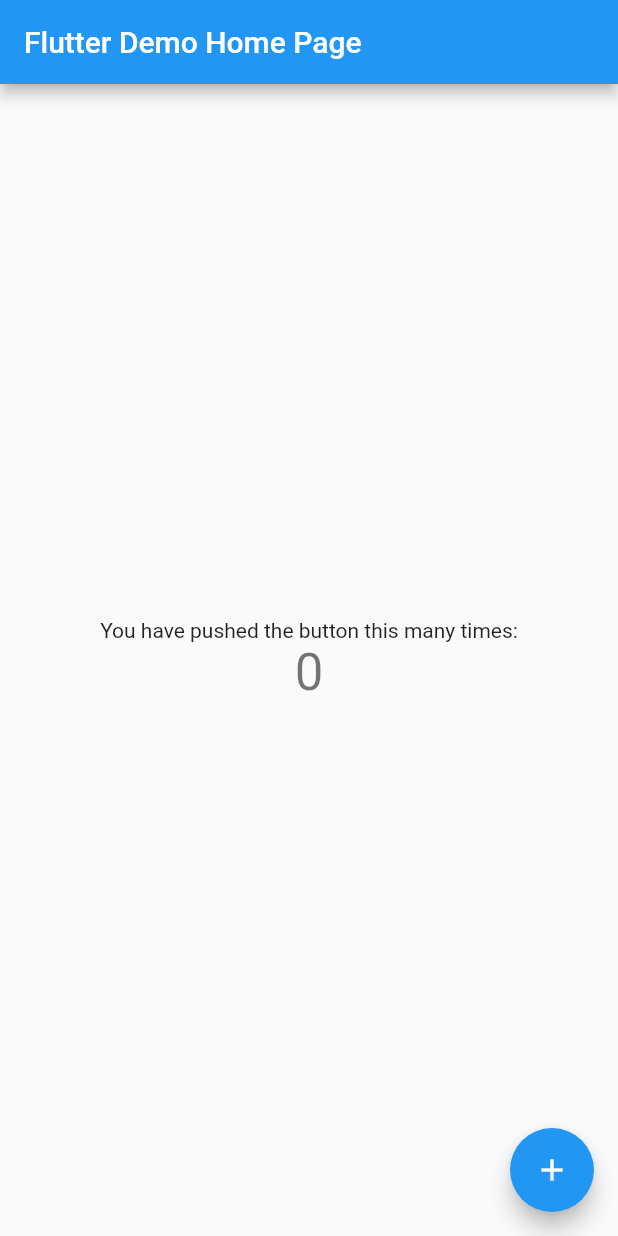
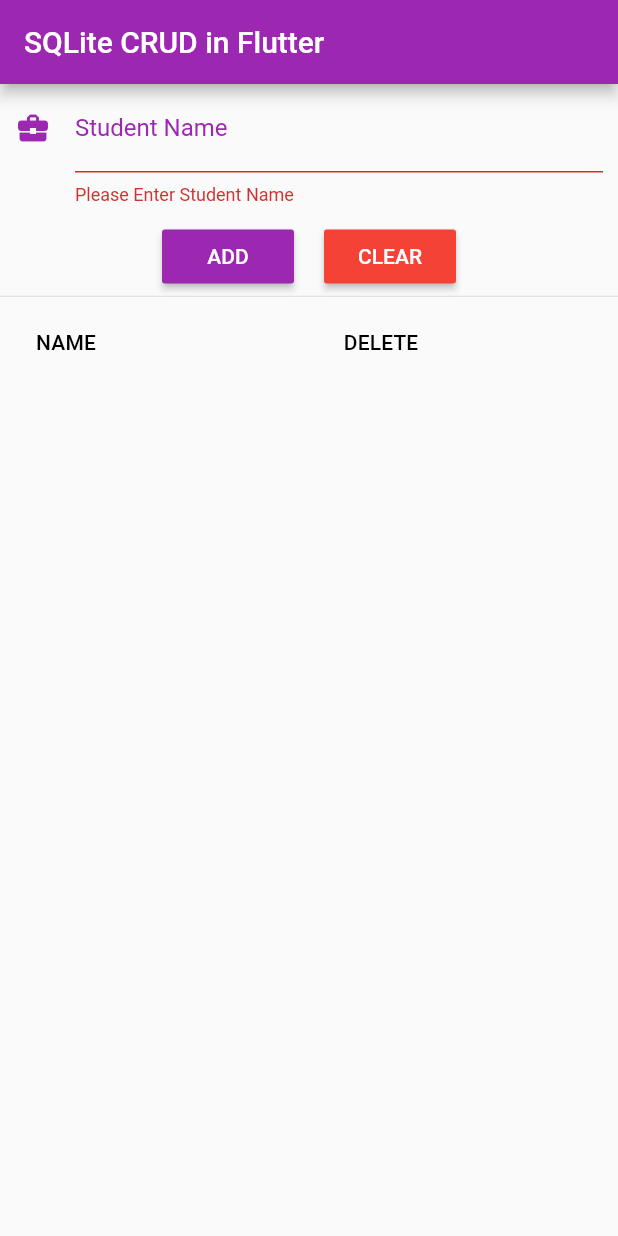
Before and after one commit to Cloves-Jose/crud_dart, a Flutter app: the screen it shows after launch, on a phone screen of 412 x 824 dp. Run offline on Flutter 3.47's test engine with Material 2 defaults, Android fonts, the phone set to English and light mode, and no system bars; our stand-ins replace sqflite; accounts and stored records are empty.

Commit message:
Criação das telas

```diff
--- a/crud/lib/data/db_helper.dart
+++ b/crud/lib/data/db_helper.dart
@@ -31,14 +31,14 @@ class DBHelper {
   }
 
   //Adicionando estudantes ao banco de dados
-  Future<Student> getStudents(Student student) async {
+  Future<Student> add(Student student) async {
     var dbClient = await db;
     student.id = await dbClient.insert('student', student.toMap());
     return student;
   }
 
   //Listar todos os estudantes do banco de dados
-  Future<List<Student>> getStudent() async {
+  Future<List<Student>> getStudents() async {
     var dbClient = await db;
     List<Map> map = await dbClient.query('student', columns: ['id', 'name']);
     List<Student> students = [];
--- a/crud/lib/main.dart
+++ b/crud/lib/main.dart
@@ -1,115 +1,212 @@
 import 'package:flutter/material.dart';
+import 'package:crud/data/db_helper.dart';
+import 'package:crud/models/student_model.dart';
 
-void main() {
-  runApp(const MyApp());
-}
+void main() => runApp(MyApp());
 
 class MyApp extends StatelessWidget {
-  const MyApp({Key? key}) : super(key: key);
-
-  // This widget is the root of your application.
   @override
   Widget build(BuildContext context) {
     return MaterialApp(
-      title: 'Flutter Demo',
       theme: ThemeData(
-        // This is the theme of your application.
-        //
-        // Try running your application with "flutter run". You'll see the
-        // application has a blue toolbar. Then, without quitting the app, try
-        // changing the primarySwatch below to Colors.green and then invoke
-        // "hot reload" (press "r" in the console where you ran "flutter run",
-        // or simply save your changes to "hot reload" in a Flutter IDE).
-        // Notice that the counter didn't reset back to zero; the application
-        // is not restarted.
-        primarySwatch: Colors.blue,
+        primarySwatch: Colors.purple,
       ),
-      home: const MyHomePage(title: 'Flutter Demo Home Page'),
+      home: StudentPage(),
     );
   }
 }
 
-class MyHomePage extends StatefulWidget {
-  const MyHomePage({Key? key, required this.title}) : super(key: key);
+class StudentPage extends StatefulWidget {
+  @override
+  _StudentPageState createState() => _StudentPageState();
+}
 
-  // This widget is the home page of your application. It is stateful, meaning
-  // that it has a State object (defined below) that contains fields that affect
-  // how it looks.
-
-  // This class is the configuration for the state. It holds the values (in this
-  // case the title) provided by the parent (in this case the App widget) and
-  // used by the build method of the State. Fields in a Widget subclass are
-  // always marked "final".
-
-  final String title;
+class _StudentPageState extends State<StudentPage> {
+  final GlobalKey<FormState> _formStateKey = GlobalKey<FormState>();
+  Future<List<Student>> students;
+  String _studentName;
+  bool isUpdate = false;
+  int studentIdForUpdate;
+  DBHelper dbHelper;
+  final _studentNameController = TextEditingController();
 
   @override
-  State<MyHomePage> createState() => _MyHomePageState();
-}
+  void initState() {
+    super.initState();
+    dbHelper = DBHelper();
+    refreshStudentList();
+  }
 
-class _MyHomePageState extends State<MyHomePage> {
-  int _counter = 0;
-
-  void _incrementCounter() {
+  refreshStudentList() {
     setState(() {
-      // This call to setState tells the Flutter framework that something has
-      // changed in this State, which causes it to rerun the build method below
-      // so that the display can reflect the updated values. If we changed
-      // _counter without calling setState(), then the build method would not be
-      // called again, and so nothing would appear to happen.
-      _counter++;
+      students = dbHelper.getStudents();
     });
   }
 
   @override
   Widget build(BuildContext context) {
-    // This method is rerun every time setState is called, for instance as done
-    // by the _incrementCounter method above.
-    //
-    // The Flutter framework has been optimized to make rerunning build methods
-    // fast, so that you can just rebuild anything that needs updating rather
-    // than having to individually change instances of widgets.
     return Scaffold(
       appBar: AppBar(
-        // Here we take the value from the MyHomePage object that was created by
-        // the App.build method, and use it to set our appbar title.
-        title: Text(widget.title),
+        title: Text('SQLite CRUD in Flutter'),
       ),
-      body: Center(
-        // Center is a layout widget. It takes a single child and positions it
-        // in the middle of the parent.
-        child: Column(
-          // Column is also a layout widget. It takes a list of children and
-          // arranges them vertically. By default, it sizes itself to fit its
-          // children horizontally, and tries to be as tall as its parent.
-          //
-          // Invoke "debug painting" (press "p" in the console, choose the
-          // "Toggle Debug Paint" action from the Flutter Inspector in Android
-          // Studio, or the "Toggle Debug Paint" command in Visual Studio Code)
-          // to see the wireframe for each widget.
-          //
-          // Column has various properties to control how it sizes itself and
-          // how it positions its children. Here we use mainAxisAlignment to
-          // center the children vertically; the main axis here is the vertical
-          // axis because Columns are vertical (the cross axis would be
-          // horizontal).
-          mainAxisAlignment: MainAxisAlignment.center,
-          children: <Widget>[
-            const Text(
-              'You have pushed the button this many times:',
+      body: Column(
+        children: <Widget>[
+          Form(
+            key: _formStateKey,
+            autovalidate: true,
+            child: Column(
+              children: <Widget>[
+                Padding(
+                  padding: EdgeInsets.only(left: 10, right: 10, bottom: 10),
+                  child: TextFormField(
+                    validator: (value) {
+                      if (value.isEmpty) {
+                        return 'Please Enter Student Name';
+                      }
+                      if (value.trim() == "")
+                        return "Only Space is Not Valid!!!";
+                      return null;
+                    },
+                    onSaved: (value) {
+                      _studentName = value;
+                    },
+                    controller: _studentNameController,
+                    decoration: InputDecoration(
+                        focusedBorder: new UnderlineInputBorder(
+                            borderSide: new BorderSide(
+                                color: Colors.purple,
+                                width: 2,
+                                style: BorderStyle.solid)),
+                        // hintText: "Student Name",
+                        labelText: "Student Name",
+                        icon: Icon(
+                          Icons.business_center,
+                          color: Colors.purple,
+                        ),
+                        fillColor: Colors.white,
+                        labelStyle: TextStyle(
+                          color: Colors.purple,
+                        )),
+                  ),
+                ),
+              ],
             ),
-            Text(
-              '$_counter',
-              style: Theme.of(context).textTheme.headline4,
+          ),
+          Row(
+            mainAxisAlignment: MainAxisAlignment.center,
+            children: <Widget>[
+              RaisedButton(
+                color: Colors.purple,
+                child: Text(
+                  (isUpdate ? 'UPDATE' : 'ADD'),
+                  style: TextStyle(color: Colors.white),
+                ),
+                onPressed: () {
+                  if (isUpdate) {
+                    if (_formStateKey.currentState.validate()) {
+                      _formStateKey.currentState.save();
+                      dbHelper
+                          .update(Student(studentIdForUpdate, _studentName))
+                          .then((data) {
+                        setState(() {
+                          isUpdate = false;
+                        });
+                      });
+                    }
+                  } else {
+                    if (_formStateKey.currentState.validate()) {
+                      _formStateKey.currentState.save();
+                      dbHelper.add(Student(null, _studentName));
+                    }
+                  }
+                  _studentNameController.text = '';
+                  refreshStudentList();
+                },
+              ),
+              Padding(
+                padding: EdgeInsets.all(10),
+              ),
+              RaisedButton(
+                color: Colors.red,
+                child: Text(
+                  (isUpdate ? 'CANCEL UPDATE' : 'CLEAR'),
+                  style: TextStyle(color: Colors.white),
+                ),
+                onPressed: () {
+                  _studentNameController.text = '';
+                  setState(() {
+                    isUpdate = false;
+                    studentIdForUpdate = null;
+                  });
+                },
+              ),
+            ],
+          ),
+          const Divider(
+            height: 5.0,
+          ),
+          Expanded(
+            child: FutureBuilder(
+              future: students,
+              builder: (context, snapshot) {
+                if (snapshot.hasData) {
+                  return generateList(snapshot.data);
+                }
+                if (snapshot.data == null || snapshot.data.length == 0) {
+                  return Text('No Data Found');
+                }
+                return CircularProgressIndicator();
+              },
             ),
+          ),
+        ],
+      ),
+    );
+  }
+
+  SingleChildScrollView generateList(List<Student> students) {
+    return SingleChildScrollView(
+      scrollDirection: Axis.vertical,
+      child: SizedBox(
+        width: MediaQuery.of(context).size.width,
+        child: DataTable(
+          columns: [
+            DataColumn(
+              label: Text('NAME'),
+            ),
+            DataColumn(
+              label: Text('DELETE'),
+            )
           ],
+          rows: students
+              .map(
+                (student) => DataRow(
+                  cells: [
+                    DataCell(
+                      Text(student.name),
+                      onTap: () {
+                        setState(() {
+                          isUpdate = true;
+                          studentIdForUpdate = student.id;
+                        });
+                        _studentNameController.text = student.name;
+                      },
+                    ),
+                    DataCell(
+                      IconButton(
+                        icon: Icon(Icons.delete),
+                        onPressed: () {
+                          dbHelper.delete(student.id);
+                          refreshStudentList();
+                        },
+                      ),
+                    )
+                  ],
+                ),
+              )
+              .toList(),
         ),
       ),
-      floatingActionButton: FloatingActionButton(
-        onPressed: _incrementCounter,
-        tooltip: 'Increment',
-        child: const Icon(Icons.add),
-      ), // This trailing comma makes auto-formatting nicer for build methods.
     );
   }
 }
```
Also changed, not shown: 1 other file.
